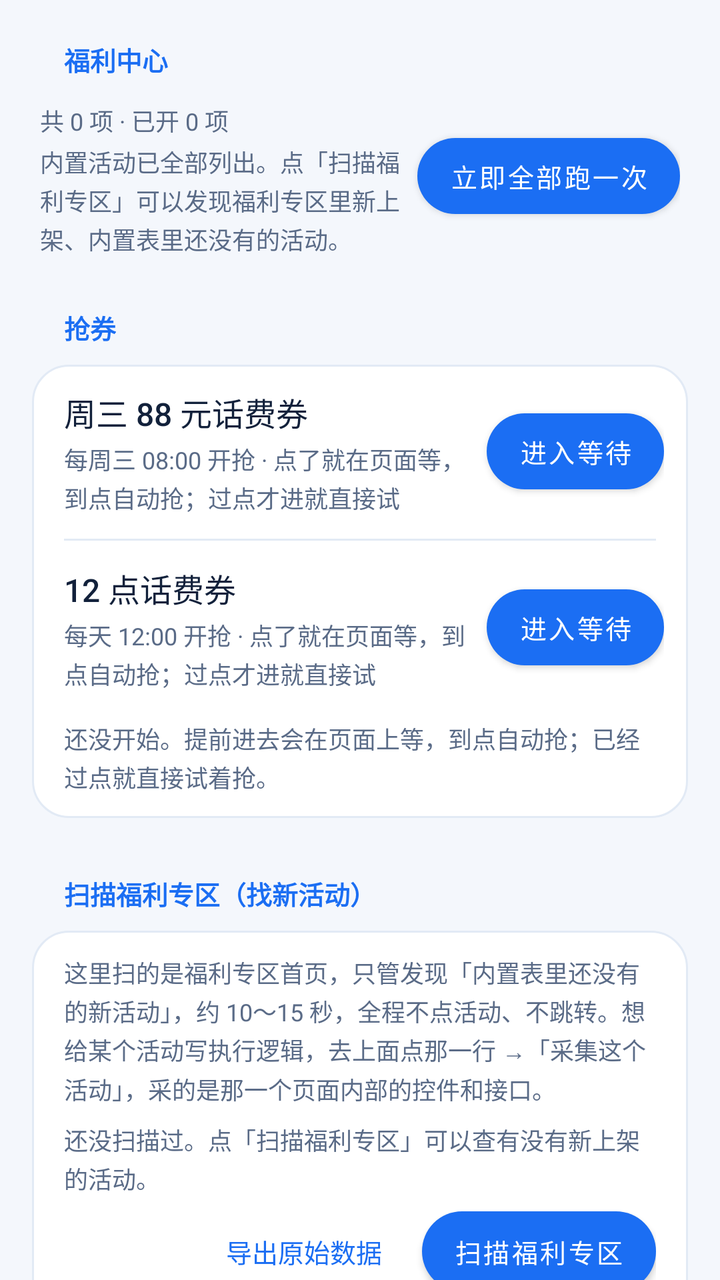
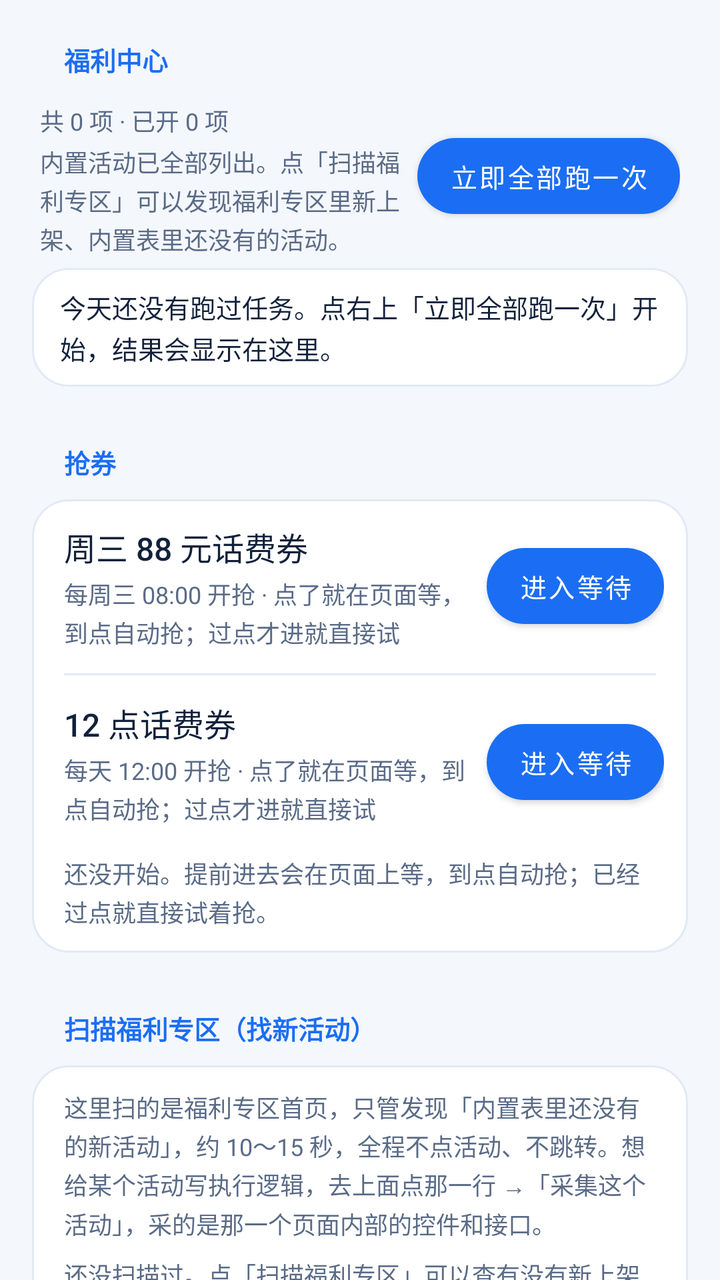

Compare the two renders of this Android layout. The source of the first and the diff that turns it into the second are given below.
<!-- AndroidManifest.xml: application theme Theme.CmccHook -->
<!-- res/layout/page_welfare.xml -->
<?xml version="1.0" encoding="utf-8"?>
<ScrollView xmlns:android="http://schemas.android.com/apk/res/android"
    xmlns:app="http://schemas.android.com/apk/res-auto"
    android:layout_width="match_parent"
    android:layout_height="match_parent"
    android:clipToPadding="false"
    android:fillViewport="true"
    android:scrollbars="none">

    <LinearLayout
        android:layout_width="match_parent"
        android:layout_height="wrap_content"
        android:orientation="vertical"
        android:paddingStart="16dp"
        android:paddingEnd="16dp"
        android:paddingBottom="24dp">

        <TextView
            style="@style/SectionTitle"
            android:layout_width="wrap_content"
            android:layout_height="wrap_content"
            android:text="@string/welfare_title" />

        
        <LinearLayout
            android:layout_width="match_parent"
            android:layout_height="wrap_content"
            android:gravity="center_vertical"
            android:orientation="horizontal"
            android:paddingStart="4dp"
            android:paddingEnd="4dp"
            android:paddingBottom="6dp">

            <LinearLayout
                android:layout_width="0dp"
                android:layout_height="wrap_content"
                android:layout_weight="1"
                android:orientation="vertical">

                <TextView
                    android:id="@+id/welfareSummary"
                    style="@style/RowDesc"
                    android:layout_width="match_parent"
                    android:layout_height="wrap_content"
                    android:text="@string/welfare_summary_placeholder" />

                <TextView
                    android:id="@+id/welfareAt"
                    style="@style/RowDesc"
                    android:layout_width="match_parent"
                    android:layout_height="wrap_content"
                    android:text="@string/welfare_never" />
            </LinearLayout>

            
            <com.google.android.material.button.MaterialButton
                android:id="@+id/btnWelfareRunAll"
                android:layout_width="wrap_content"
                android:layout_height="38dp"
                android:insetTop="0dp"
                android:insetBottom="0dp"
                android:text="@string/btn_all"
                android:textAllCaps="false"
                android:textColor="@color/on_primary"
                android:textSize="13sp"
                app:backgroundTint="@color/primary"
                app:cornerRadius="999dp"
                app:elevation="0dp" />
        </LinearLayout>

        
        <TextView
            style="@style/SectionTitle"
            android:layout_width="wrap_content"
            android:layout_height="wrap_content"
            android:text="@string/grab_title" />

        <LinearLayout
            style="@style/CardBox"
            android:layout_width="match_parent"
            android:layout_height="wrap_content">

            <LinearLayout
                android:layout_width="match_parent"
                android:layout_height="wrap_content"
                android:gravity="center_vertical"
                android:orientation="horizontal"
                android:paddingStart="16dp"
                android:paddingTop="12dp"
                android:paddingEnd="12dp"
                android:paddingBottom="12dp">

                <LinearLayout
                    android:layout_width="0dp"
                    android:layout_height="wrap_content"
                    android:layout_weight="1"
                    android:orientation="vertical">

                    <TextView
                        style="@style/RowTitle"
                        android:layout_width="match_parent"
                        android:layout_height="wrap_content"
                        android:text="@string/grab_wed" />

                    <TextView
                        style="@style/RowDesc"
                        android:layout_width="match_parent"
                        android:layout_height="wrap_content"
                        android:text="@string/grab_wed_desc" />
                </LinearLayout>

                <com.google.android.material.button.MaterialButton
                    android:id="@+id/btnGrabWed"
                    android:layout_width="wrap_content"
                    android:layout_height="38dp"
                    android:insetTop="0dp"
                    android:insetBottom="0dp"
                    android:text="@string/grab_enter"
                    android:textAllCaps="false"
                    android:textColor="@color/on_primary"
                    android:textSize="13sp"
                    app:backgroundTint="@color/primary"
                    app:cornerRadius="999dp"
                    app:elevation="0dp" />
            </LinearLayout>

            <View
                android:layout_width="match_parent"
                android:layout_height="1dp"
                android:layout_marginStart="16dp"
                android:layout_marginEnd="16dp"
                android:background="@color/divider" />

            <LinearLayout
                android:layout_width="match_parent"
                android:layout_height="wrap_content"
                android:gravity="center_vertical"
                android:orientation="horizontal"
                android:paddingStart="16dp"
                android:paddingTop="12dp"
                android:paddingEnd="12dp"
                android:paddingBottom="12dp">

                <LinearLayout
                    android:layout_width="0dp"
                    android:layout_height="wrap_content"
                    android:layout_weight="1"
                    android:orientation="vertical">

                    <TextView
                        style="@style/RowTitle"
                        android:layout_width="match_parent"
                        android:layout_height="wrap_content"
                        android:text="@string/grab_noon" />

                    <TextView
                        style="@style/RowDesc"
                        android:layout_width="match_parent"
                        android:layout_height="wrap_content"
                        android:text="@string/grab_noon_desc" />
                </LinearLayout>

                <com.google.android.material.button.MaterialButton
                    android:id="@+id/btnGrabNoon"
                    android:layout_width="wrap_content"
                    android:layout_height="38dp"
                    android:insetTop="0dp"
                    android:insetBottom="0dp"
                    android:text="@string/grab_enter"
                    android:textAllCaps="false"
                    android:textColor="@color/on_primary"
                    android:textSize="13sp"
                    app:backgroundTint="@color/primary"
                    app:cornerRadius="999dp"
                    app:elevation="0dp" />
            </LinearLayout>

            <TextView
                android:id="@+id/grabStatus"
                style="@style/RowDesc"
                android:layout_width="match_parent"
                android:layout_height="wrap_content"
                android:paddingStart="16dp"
                android:paddingEnd="16dp"
                android:paddingBottom="12dp"
                android:text="@string/grab_idle" />
        </LinearLayout>

        <LinearLayout
            android:id="@+id/welfareList"
            android:layout_width="match_parent"
            android:layout_height="wrap_content"
            android:orientation="vertical" />

        <TextView
            style="@style/SectionTitle"
            android:layout_width="wrap_content"
            android:layout_height="wrap_content"
            android:layout_marginTop="8dp"
            android:text="@string/probe_title" />

        <LinearLayout
            style="@style/CardBox"
            android:layout_width="match_parent"
            android:layout_height="wrap_content"
            android:orientation="vertical">

            <TextView
                style="@style/RowDesc"
                android:layout_width="match_parent"
                android:layout_height="wrap_content"
                android:paddingStart="16dp"
                android:paddingTop="12dp"
                android:paddingEnd="16dp"
                android:paddingBottom="4dp"
                android:text="@string/probe_hint" />

            <TextView
                android:id="@+id/probeSummary"
                style="@style/RowDesc"
                android:layout_width="match_parent"
                android:layout_height="wrap_content"
                android:paddingStart="16dp"
                android:paddingTop="4dp"
                android:paddingEnd="16dp"
                android:paddingBottom="8dp"
                android:text="@string/probe_no_report" />

            <LinearLayout
                android:layout_width="match_parent"
                android:layout_height="wrap_content"
                android:gravity="end"
                android:orientation="horizontal"
                android:paddingStart="16dp"
                android:paddingEnd="16dp"
                android:paddingBottom="12dp">

                <com.google.android.material.button.MaterialButton
                    android:id="@+id/btnProbeExport"
                    style="@style/Widget.Material3.Button.TextButton"
                    android:layout_width="wrap_content"
                    android:layout_height="40dp"
                    android:insetTop="0dp"
                    android:insetBottom="0dp"
                    android:text="@string/probe_export"
                    android:textAllCaps="false"
                    android:textSize="13sp" />

                <com.google.android.material.button.MaterialButton
                    android:id="@+id/btnProbeStart"
                    android:layout_width="wrap_content"
                    android:layout_height="40dp"
                    android:layout_marginStart="8dp"
                    android:insetTop="0dp"
                    android:insetBottom="0dp"
                    android:text="@string/probe_start"
                    android:textAllCaps="false"
                    android:textColor="@color/on_primary"
                    android:textSize="13sp"
                    app:backgroundTint="@color/primary"
                    app:cornerRadius="999dp"
                    app:elevation="0dp" />
            </LinearLayout>
        </LinearLayout>
    </LinearLayout>
</ScrollView>
<!-- resources referenced by this layout -->
<resources>
  <color name="divider">#E2EAF5</color>
  <color name="on_primary">#FFFFFF</color>
  <color name="primary">#1B6EF3</color>
  <string name="btn_all">立即全部跑一次</string>
  <string name="grab_enter">进入等待</string>
  <string name="grab_idle">还没开始。提前进去会在页面上等，到点自动抢；已经过点就直接试着抢。</string>
  <string name="grab_noon">12 点话费券</string>
  <string name="grab_noon_desc">每天 12:00 开抢 · 点了就在页面等，到点自动抢；过点才进就直接试</string>
  <string name="grab_title">抢券</string>
  <string name="grab_wed">周三 88 元话费券</string>
  <string name="grab_wed_desc">每周三 08:00 开抢 · 点了就在页面等，到点自动抢；过点才进就直接试</string>
  <string name="probe_export">导出原始数据</string>
  <string name="probe_hint">这里扫的是福利专区首页，只管发现「内置表里还没有的新活动」，约 10～15 秒，全程不点活动、不跳转。想给某个活动写执行逻辑，去上面点那一行 →「采集这个活动」，采的是那一个页面内部的控件和接口。</string>
  <string name="probe_no_report">还没扫描过。点「扫描福利专区」可以查有没有新上架的活动。</string>
  <string name="probe_start">扫描福利专区</string>
  <string name="probe_title">扫描福利专区（找新活动）</string>
  <string name="welfare_never">内置活动已全部列出。点「扫描福利专区」可以发现福利专区里新上架、内置表里还没有的活动。</string>
  <string name="welfare_summary_placeholder">共 0 项 · 已开 0 项</string>
  <string name="welfare_title">福利中心</string>
  <style name="CardBox">
          <item name="android:background">@drawable/bg_card</item>
          <item name="android:orientation">vertical</item>
      </style>
  <style name="RowDesc">
          <item name="android:textSize">12sp</item>
          <item name="android:textColor">@color/text_secondary</item>
          <item name="android:lineSpacingExtra">2dp</item>
          <item name="android:paddingTop">3dp</item>
      </style>
  <style name="RowTitle">
          <item name="android:textSize">16sp</item>
          <item name="android:fontFamily">sans-serif-medium</item>
          <item name="android:textColor">@color/text_primary</item>
      </style>
  <style name="SectionTitle">
          <item name="android:textSize">13sp</item>
          <item name="android:fontFamily">sans-serif-medium</item>
          <item name="android:textStyle">bold</item>
          <item name="android:textColor">@color/primary</item>
          <item name="android:paddingStart">16dp</item>
          <item name="android:paddingEnd">16dp</item>
          <item name="android:paddingTop">20dp</item>
          <item name="android:paddingBottom">9dp</item>
      </style>
  <!-- drawable bg_card (drawable) -->
  <?xml version="1.0" encoding="utf-8"?>
  <shape xmlns:android="http://schemas.android.com/apk/res/android"
      android:shape="rectangle">
      <solid android:color="@color/container_low" />
      <stroke android:width="1dp" android:color="@color/divider" />
      <corners android:radius="18dp" />
  </shape>
  <color name="text_secondary">#5A6B87</color>
  <color name="text_primary">#12213B</color>
  <color name="primary_dark">#0B4FC4</color>
  <color name="surface">#FFFFFF</color>
  <color name="background">#F4F7FC</color>
  <color name="brand_start">#1B6EF3</color>
  <color name="container_low">#FFFFFF</color>
  <!-- unchanged entries left out for length: 1 -->
</resources>

<!-- the commit's change to res/layout/page_welfare.xml (unified diff, before → after) -->
@@ -66,6 +66,42 @@
                 app:backgroundTint="@color/primary"
                 app:cornerRadius="999dp"
                 app:elevation="0dp" />
+        </LinearLayout>
+
+        
+        <LinearLayout
+            android:id="@+id/welfareResult"
+            android:layout_width="match_parent"
+            android:layout_height="wrap_content"
+            android:layout_marginBottom="8dp"
+            android:background="@drawable/bg_card"
+            android:clickable="true"
+            android:focusable="true"
+            android:orientation="vertical"
+            android:paddingStart="14dp"
+            android:paddingTop="10dp"
+            android:paddingEnd="14dp"
+            android:paddingBottom="10dp">
+
+            <TextView
+                android:id="@+id/welfareResultLine"
+                android:layout_width="match_parent"
+                android:layout_height="wrap_content"
+                android:lineSpacingExtra="2dp"
+                android:text="@string/welfare_result_empty"
+                android:textColor="@color/text_primary"
+                android:textSize="13sp" />
+
+            <TextView
+                android:id="@+id/welfareResultHint"
+                android:layout_width="match_parent"
+                android:layout_height="wrap_content"
+                android:layout_marginTop="4dp"
+                android:gravity="end"
+                android:text="@string/welfare_result_hint"
+                android:textColor="@color/primary"
+                android:textSize="11sp"
+                android:visibility="gone" />
         </LinearLayout>
 
         
<!-- resource entries referenced after the edit -->
@@ -17,6 +17,8 @@
   <string name="probe_start">扫描福利专区</string>
   <string name="probe_title">扫描福利专区（找新活动）</string>
   <string name="welfare_never">内置活动已全部列出。点「扫描福利专区」可以发现福利专区里新上架、内置表里还没有的活动。</string>
+  <string name="welfare_result_empty">今天还没有跑过任务。点右上「立即全部跑一次」开始，结果会显示在这里。</string>
+  <string name="welfare_result_hint">点此查看任务明细 ›</string>
   <string name="welfare_summary_placeholder">共 0 项 · 已开 0 项</string>
   <string name="welfare_title">福利中心</string>
   <style name="CardBox">
